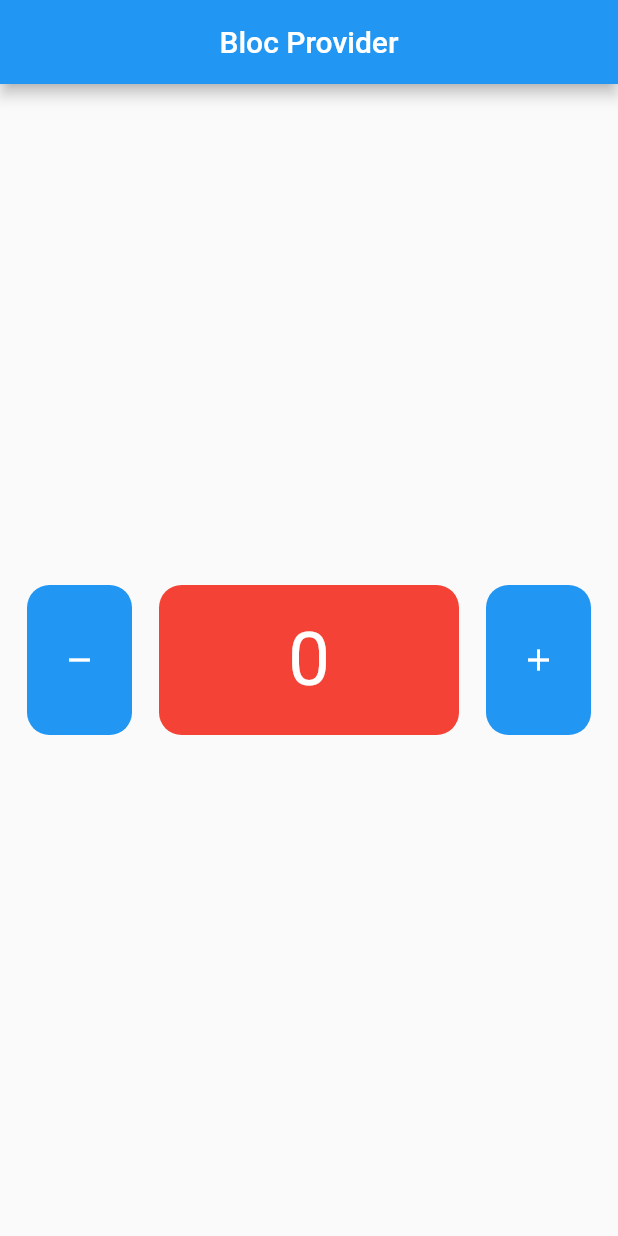
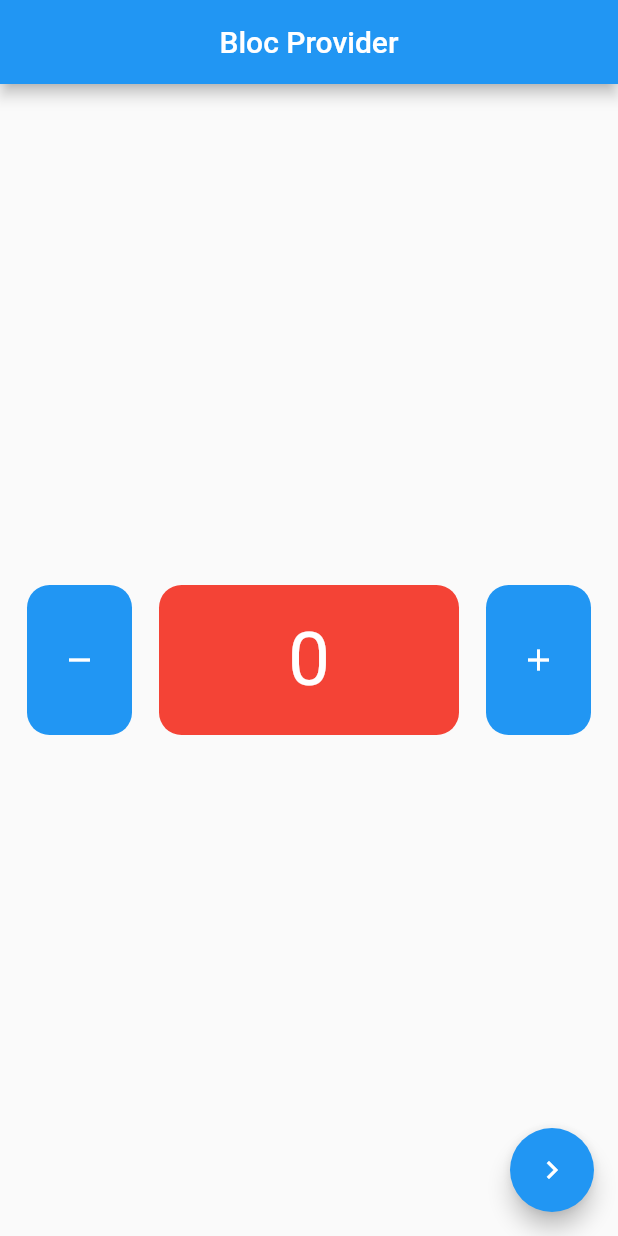
Before and after one commit to KYKY62/BelajarFlutter.github.io, a Flutter app: the screen it shows after launch, on a phone screen of 412 x 824 dp. Run offline on Flutter 3.47's test engine with Material 2 defaults, Android fonts, the phone set to English and light mode, and no system bars; our stand-ins replace bloc, flutter_bloc, google_fonts.

```diff
--- a/belajar_bloc/lib/main.dart
+++ b/belajar_bloc/lib/main.dart
@@ -1,6 +1,7 @@
 import 'package:belajar_bloc/bloc/counterBloc.dart';
 import 'package:belajar_bloc/pages/homePage.dart';
 import 'package:belajar_bloc/pages/homepagedua.dart';
+import 'package:belajar_bloc/pages/otherPage.dart';
 import 'package:flutter/material.dart';
 import 'package:flutter_bloc/flutter_bloc.dart';
 
@@ -19,10 +20,10 @@ class MyApp extends StatelessWidget {
           create: (context) => counter(),
         )
       ],
-      child: MaterialApp(
-        debugShowCheckedModeBanner: false,
-        home: HomePageDua(),
-      ),
+      child: MaterialApp(debugShowCheckedModeBanner: false, routes: {
+        '/': (context) => HomePageDua(),
+        '/otherPage': (context) => otherPage(),
+      }),
     );
   }
 }
--- a/belajar_bloc/lib/pages/homepagedua.dart
+++ b/belajar_bloc/lib/pages/homepagedua.dart
@@ -11,6 +11,12 @@ class HomePageDua extends StatelessWidget {
         appBar: AppBar(
           centerTitle: true,
           title: const Text("Bloc Provider"),
+        ),
+        floatingActionButton: FloatingActionButton(
+          onPressed: () {
+            Navigator.pushNamed(context, '/otherPage');
+          },
+          child: Icon(Icons.keyboard_arrow_right),
         ),
         body: Column(
           mainAxisAlignment: MainAxisAlignment.center,
```
Also changed, not shown: belajar_bloc/lib/pages/otherPage.dart (added, +30 -0 lines).
